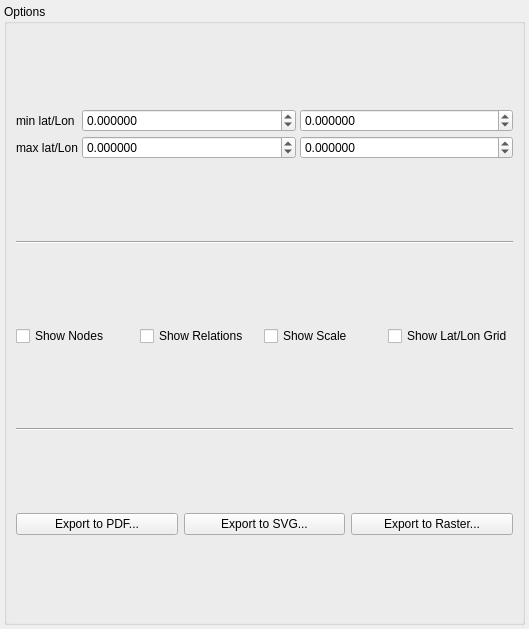
Qt form src/Render/NativeRenderDialog.ui (openstreetmap/merkaartor) before a commit.
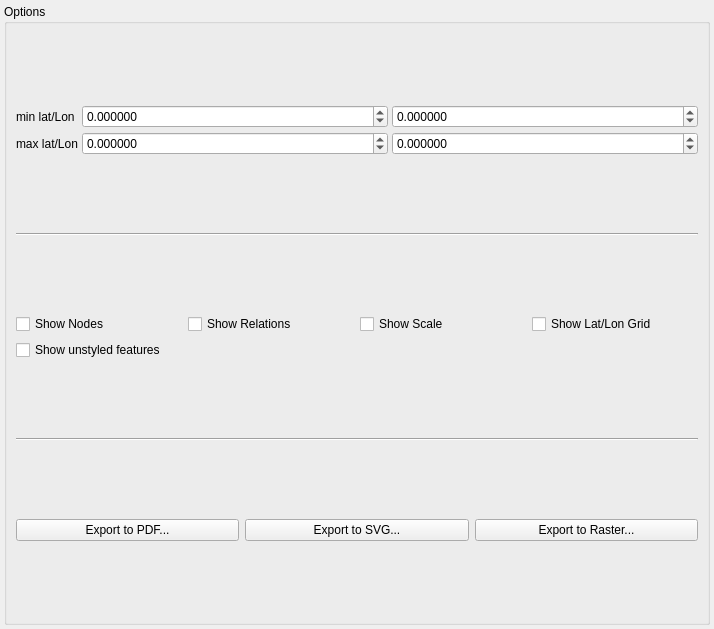
The same form after that commit.

Commit message: ADD : Printing: Add option to show/hide unstyled features

What changed in the file:
```diff
--- a/src/Render/NativeRenderDialog.ui
+++ b/src/Render/NativeRenderDialog.ui
@@ -6,7 +6,7 @@
    <rect>
     <x>0</x>
     <y>0</y>
-    <width>529</width>
+    <width>714</width>
     <height>629</height>
    </rect>
   </property>
@@ -208,6 +208,13 @@
           </property>
          </widget>
         </item>
+        <item row="1" column="0">
+         <widget class="QCheckBox" name="cbShowUnstyled">
+          <property name="text">
+           <string>Show unstyled features</string>
+          </property>
+         </widget>
+        </item>
        </layout>
       </item>
       <item>
```
The commit also changes 4 other files.
